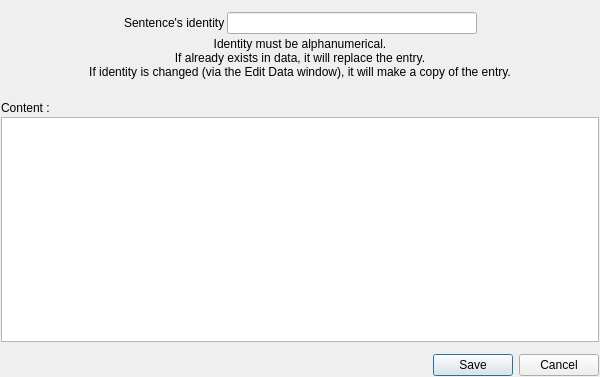
This is ui/editselectedactiondialogs/SentenceSelectedEditDialog.ui in AmirHammouteneEI/ScheduledPasteAndKeys as Qt 5 draws it before an edit. The edited form follows.
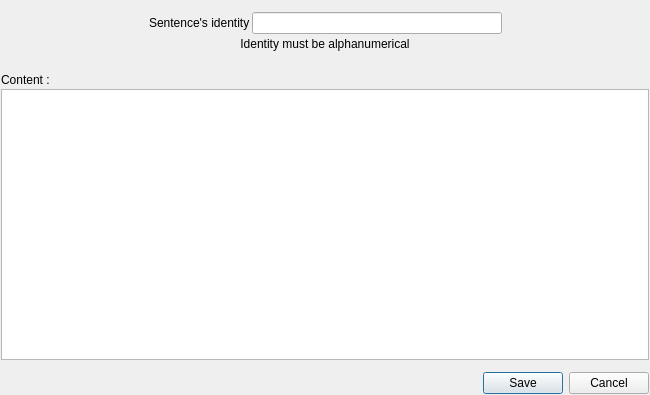
This is the edited form.

What changed in the file:
```diff
--- a/ui/editselectedactiondialogs/SentenceSelectedEditDialog.ui
+++ b/ui/editselectedactiondialogs/SentenceSelectedEditDialog.ui
@@ -9,8 +9,8 @@
    <rect>
     <x>0</x>
     <y>0</y>
-    <width>600</width>
-    <height>377</height>
+    <width>650</width>
+    <height>395</height>
    </rect>
   </property>
   <property name="windowTitle">
@@ -96,9 +96,7 @@
    <item row="2" column="0">
     <widget class="QLabel" name="label_3">
      <property name="text">
-      <string>Identity must be alphanumerical.
-If already exists in data, it will replace the entry.
-If identity is changed (via the Edit Data window), it will make a copy of the entry.</string>
+      <string>Identity must be alphanumerical</string>
      </property>
      <property name="alignment">
       <set>Qt::AlignmentFlag::AlignCenter</set>
```
